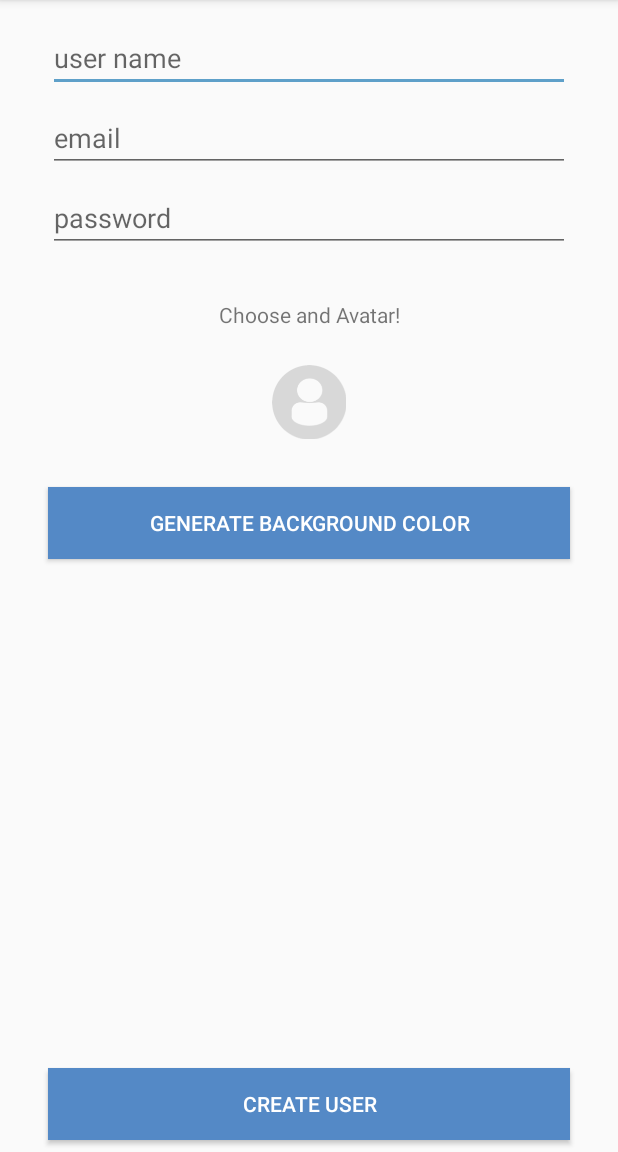
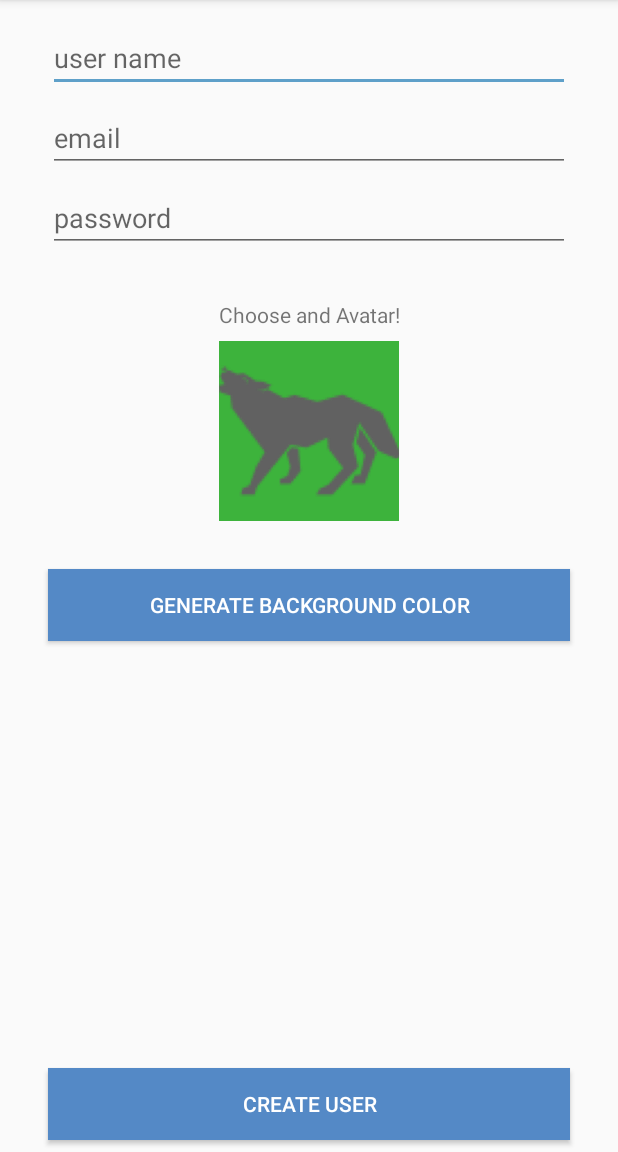
Before and after one commit to iOSMobileBrian/SmackApp, an Android app: the CreateUserActivity screen opened directly, with no data from a screen before it, after a tap on "GENERATE BACKGROUND COLOR", on a phone screen of 412 x 824 dp, the part 84-1236 px from its top. Run offline under Robolectric (Android 15) with nearby library versions, the phone set to English and light mode, and no system bars; 1 other tap on this screen came first.

Commit message:
set up avatar and background color generation

```diff
--- a/app/src/main/java/com/example/smackapp/CreateUserActivity.kt
+++ b/app/src/main/java/com/example/smackapp/CreateUserActivity.kt
@@ -1,10 +1,17 @@
 package com.example.smackapp
 
+import android.content.res.Resources
+import android.graphics.Color
 import android.support.v7.app.AppCompatActivity
 import android.os.Bundle
 import android.view.View
+import kotlinx.android.synthetic.main.activity_create_user.*
+import java.util.*
 
 class CreateUserActivity : AppCompatActivity() {
+
+    var userAvatar = "profiledefault"
+    var avatarColor = "[0.5,0.5,0.5,1]"
 
     override fun onCreate(savedInstanceState: Bundle?) {
         super.onCreate(savedInstanceState)
@@ -12,6 +19,23 @@ class CreateUserActivity : AppCompatActivity() {
     }
 
     fun createAvatarClicked(view: View){
+
+        val random = Random()
+        val color = random.nextInt(2)
+        val avatar = random.nextInt(28)
+
+
+        if (color == 0) {
+
+            userAvatar = "light$avatar"
+        }else{
+
+            userAvatar = "dark$avatar"
+        }
+
+
+        val resourceId = resources.getIdentifier(userAvatar,"drawable",packageName)
+        createAvatarImageBtn.setImageResource(resourceId)
 
 
     }
@@ -23,6 +47,22 @@ class CreateUserActivity : AppCompatActivity() {
 
     fun generateColorBtnClicked(view: View){
 
+        val random = Random()
+
+        val r = random.nextInt(255)
+        val g = random.nextInt(255)
+        val b = random.nextInt(255)
+
+        createAvatarImageBtn.setBackgroundColor(Color.rgb(r,g,b))
+
+        val savedR = r.toDouble() /255
+        val savedG =g.toDouble() /255
+        val savedB = b.toDouble() /255
+
+        avatarColor = "[$savedR,$savedG,$savedB, 1]"
+
+        println(avatarColor)
+
 
     }
 }
--- a/app/src/main/res/layout/activity_create_user.xml
+++ b/app/src/main/res/layout/activity_create_user.xml
@@ -65,10 +65,10 @@
             app:layout_constraintTop_toBottomOf="@+id/createPasswordTxt" />
 
     <ImageButton
-            android:id="@+id/cteateAvatarImageBtn"
-            android:layout_width="wrap_content"
-            android:layout_height="wrap_content"
-            android:layout_marginTop="24dp"
+            android:id="@+id/createAvatarImageBtn"
+            android:layout_width="120dp"
+            android:layout_height="120dp"
+            android:layout_marginTop="8dp"
             android:background="@android:color/transparent"
             android:onClick="createAvatarClicked"
             app:layout_constraintEnd_toEndOf="parent"
@@ -91,7 +91,7 @@
             app:layout_constraintEnd_toEndOf="parent"
             app:layout_constraintHorizontal_bias="0.5"
             app:layout_constraintStart_toStartOf="parent"
-            app:layout_constraintTop_toBottomOf="@+id/cteateAvatarImageBtn" />
+            app:layout_constraintTop_toBottomOf="@+id/createAvatarImageBtn" />
 
     <Button
             android:id="@+id/createUserBtn"
```
